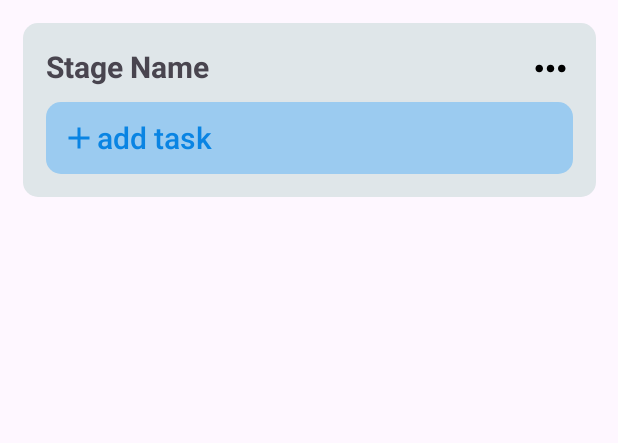
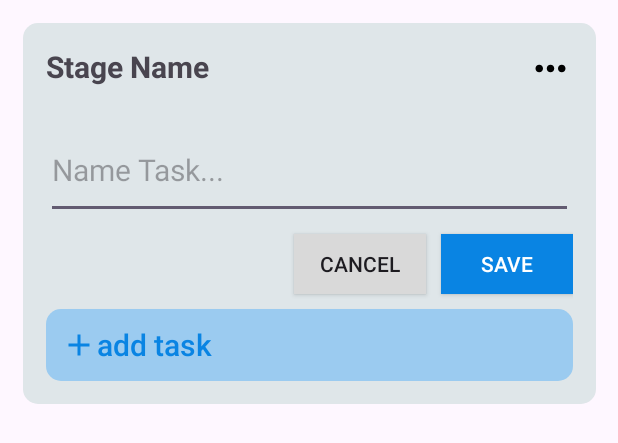
Before and after one commit to oniqy/Pmsmes, an Android app: the layout item_stage.xml on its own in the app's theme, with its tools: preview values and no code run, on a phone screen of 412 x 824 dp. Shown: the top 443 px of the screen. Run offline under Robolectric (Android 15) with nearby library versions, the phone set to English and light mode, and no system bars.

Commit message:
UI Workspace project , thêm task theo stage và setOnItemClick task

```diff
--- a/app/src/main/java/com/example/pmsmes/Controller/ProjectWorkspaceActivity.java
+++ b/app/src/main/java/com/example/pmsmes/Controller/ProjectWorkspaceActivity.java
@@ -30,7 +30,7 @@ public class ProjectWorkspaceActivity extends AppCompatActivity {
         setContentView(R.layout.activity_project_workspace2);
         recyc =(RecyclerView) findViewById(R.id.recyc);
         itemStages = ItemStage.inititStage(lstname);
-        adapterStage =new AdapterStage(itemStages);
+        adapterStage =new AdapterStage(itemStages,this);
         RecyclerView.LayoutManager layoutManager = new LinearLayoutManager(getApplicationContext(),LinearLayoutManager.HORIZONTAL,false);
         recyc.setLayoutManager(layoutManager);
         recyc.setAdapter(adapterStage);
--- a/app/src/main/res/layout/activity_project_workspace2.xml
+++ b/app/src/main/res/layout/activity_project_workspace2.xml
@@ -26,7 +26,7 @@
             android:layout_weight="1"
             android:gravity="center|left"
             android:paddingLeft="15dp"
-            android:text="&quot;ProjectName&quot;"
+            android:text="ProjectName"
             android:textColor="#FDFDFD"
             android:textSize="25sp"
             android:textStyle="bold" />
--- a/app/src/main/res/layout/item_stage.xml
+++ b/app/src/main/res/layout/item_stage.xml
@@ -19,21 +19,21 @@
         app:layout_constraintTop_toTopOf="parent">
 
         <androidx.appcompat.widget.AppCompatButton
-            android:id="@+id/button2"
+            android:id="@+id/btn_addTask"
             android:layout_width="match_parent"
             android:layout_height="wrap_content"
             android:layout_marginTop="10dp"
+            android:background="@drawable/layout_btn_addtask"
+            android:drawableStart="@drawable/baseline_add_24"
+            android:gravity="left|center"
+            android:paddingLeft="10dp"
             android:text="add task"
-            android:paddingLeft="10dp"
+            android:textAllCaps="false"
             android:textColor="#0984E3"
             android:textSize="20dp"
-            android:gravity="left|center"
-            android:background="@drawable/layout_btn_addtask"
-            android:textAllCaps="false"
-            android:drawableStart="@drawable/baseline_add_24"
             app:layout_constraintEnd_toEndOf="parent"
             app:layout_constraintStart_toStartOf="parent"
-            app:layout_constraintTop_toBottomOf="@+id/recyclerViewTasks" />
+            app:layout_constraintTop_toBottomOf="@+id/btn_cancel" />
 
         <TextView
             android:id="@+id/tvStageName"
@@ -55,16 +55,50 @@
             app:srcCompat="@drawable/baseline_more_horiz_24_black"
             tools:ignore="TouchTargetSizeCheck,SpeakableTextPresentCheck" />
 
+        <androidx.appcompat.widget.AppCompatButton
+            android:id="@+id/btn_cancel"
+            android:layout_width="wrap_content"
+            android:layout_height="40dp"
+            android:layout_marginTop="10dp"
+            android:layout_marginEnd="10dp"
+            android:background="#D9D9D9"
+            android:text="Cancel"
+            app:layout_constraintEnd_toStartOf="@+id/btn_save"
+            app:layout_constraintTop_toBottomOf="@+id/edt_newTask" />
+
+        <androidx.appcompat.widget.AppCompatButton
+            android:id="@+id/btn_save"
+            android:layout_width="wrap_content"
+            android:layout_height="40dp"
+            android:layout_marginTop="10dp"
+            android:background="#0984E3"
+            android:text="Save"
+            android:textColor="#FFFF"
+            app:layout_constraintEnd_toEndOf="parent"
+            app:layout_constraintTop_toBottomOf="@+id/edt_newTask"
+            tools:ignore="TextContrastCheck" />
+
+        <EditText
+            android:id="@+id/edt_newTask"
+            android:layout_width="match_parent"
+            android:layout_height="65dp"
+            android:layout_marginTop="10dp"
+            android:textSize="20dp"
+            android:hint="Name Task..."
+            android:inputType="text"
+            app:layout_constraintEnd_toEndOf="parent"
+            app:layout_constraintStart_toStartOf="parent"
+            app:layout_constraintTop_toBottomOf="@+id/recyclerViewTasks" />
+
         <androidx.recyclerview.widget.RecyclerView
             android:id="@+id/recyclerViewTasks"
             android:layout_width="match_parent"
             android:layout_height="wrap_content"
-            android:layout_marginBottom="10dp"
+            android:layout_marginTop="10dp"
             android:background="#DFE6E9"
-            app:layout_constraintBottom_toTopOf="@+id/button2"
             app:layout_constraintEnd_toEndOf="parent"
             app:layout_constraintStart_toStartOf="parent"
-            app:layout_constraintTop_toBottomOf="@+id/tvStageName" />
+            app:layout_constraintTop_toBottomOf="@+id/imageButton" />
 
     </androidx.constraintlayout.widget.ConstraintLayout>
 
```
Also changed, not shown: app/src/main/AndroidManifest.xml (+7 -4 lines), app/src/main/java/com/example/pmsmes/Adapter/AdapterStage.java (+89 -18 lines), app/src/main/java/com/example/pmsmes/Adapter/AdapterTask.java (+23 -3 lines), app/src/main/java/com/example/pmsmes/Controller/EditTask_Activity.java (added, +14 -0 lines), app/src/main/res/layout/activity_edit_task.xml (added, +10 -0 lines).
